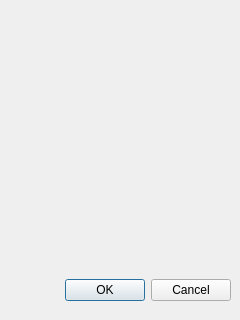
Qt form tipdeldia.ui (Laloses/Hospital) before a commit.
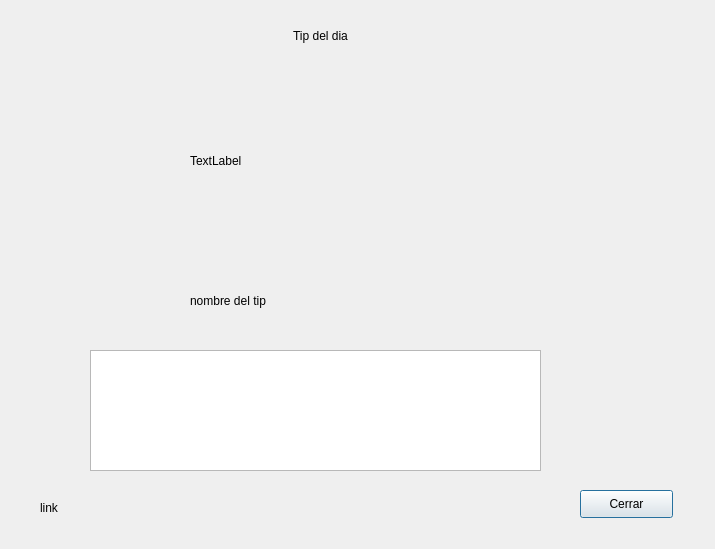
The same form after that commit.

Commit message: mostamos el consejo del dia aun sin imagen del dia

What changed in the file:
```diff
--- a/tipdeldia.ui
+++ b/tipdeldia.ui
@@ -5,27 +5,86 @@
    <rect>
     <x>0</x>
     <y>0</y>
-    <width>240</width>
-    <height>320</height>
+    <width>715</width>
+    <height>549</height>
    </rect>
   </property>
   <property name="windowTitle">
    <string>Dialog</string>
   </property>
-  <widget class="QDialogButtonBox" name="buttonBox">
+  <widget class="QLabel" name="label_tipdia">
    <property name="geometry">
     <rect>
-     <x>10</x>
-     <y>270</y>
+     <x>240</x>
+     <y>20</y>
+     <width>191</width>
+     <height>31</height>
+    </rect>
+   </property>
+   <property name="text">
+    <string>                Tip del dia</string>
+   </property>
+  </widget>
+  <widget class="QLabel" name="label_imagen">
+   <property name="geometry">
+    <rect>
+     <x>190</x>
+     <y>70</y>
+     <width>311</width>
+     <height>181</height>
+    </rect>
+   </property>
+   <property name="text">
+    <string>TextLabel</string>
+   </property>
+  </widget>
+  <widget class="QTextBrowser" name="textBrowser_descripcion">
+   <property name="geometry">
+    <rect>
+     <x>90</x>
+     <y>350</y>
+     <width>451</width>
+     <height>121</height>
+    </rect>
+   </property>
+  </widget>
+  <widget class="QLabel" name="label_link">
+   <property name="geometry">
+    <rect>
+     <x>40</x>
+     <y>500</y>
+     <width>81</width>
+     <height>16</height>
+    </rect>
+   </property>
+   <property name="text">
+    <string>link</string>
+   </property>
+  </widget>
+  <widget class="QLabel" name="label_nombretip">
+   <property name="geometry">
+    <rect>
+     <x>190</x>
+     <y>290</y>
      <width>221</width>
-     <height>41</height>
+     <height>21</height>
     </rect>
    </property>
-   <property name="orientation">
-    <enum>Qt::Horizontal</enum>
+   <property name="text">
+    <string>nombre del tip</string>
    </property>
-   <property name="standardButtons">
-    <set>QDialogButtonBox::Cancel|QDialogButtonBox::Ok</set>
+  </widget>
+  <widget class="QPushButton" name="pushButton_cerrar">
+   <property name="geometry">
+    <rect>
+     <x>580</x>
+     <y>490</y>
+     <width>93</width>
+     <height>28</height>
+    </rect>
+   </property>
+   <property name="text">
+    <string>Cerrar</string>
    </property>
   </widget>
  </widget>
```
Left out of the diff: 36 changed lines with no effect on the pictures. The commit also changes 3 other files.
